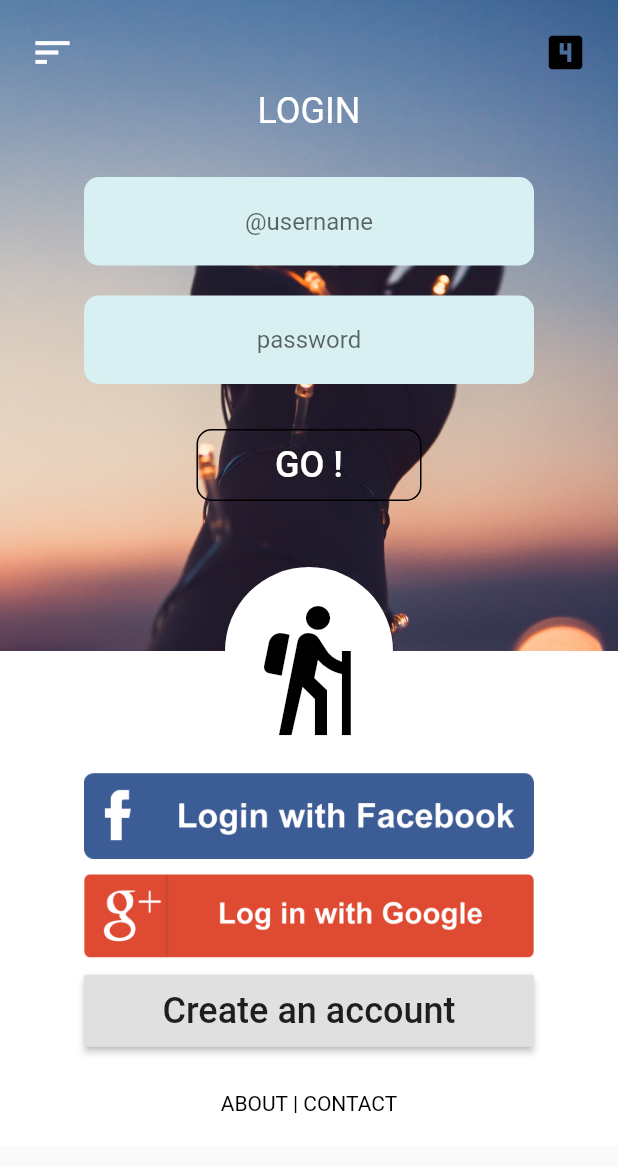
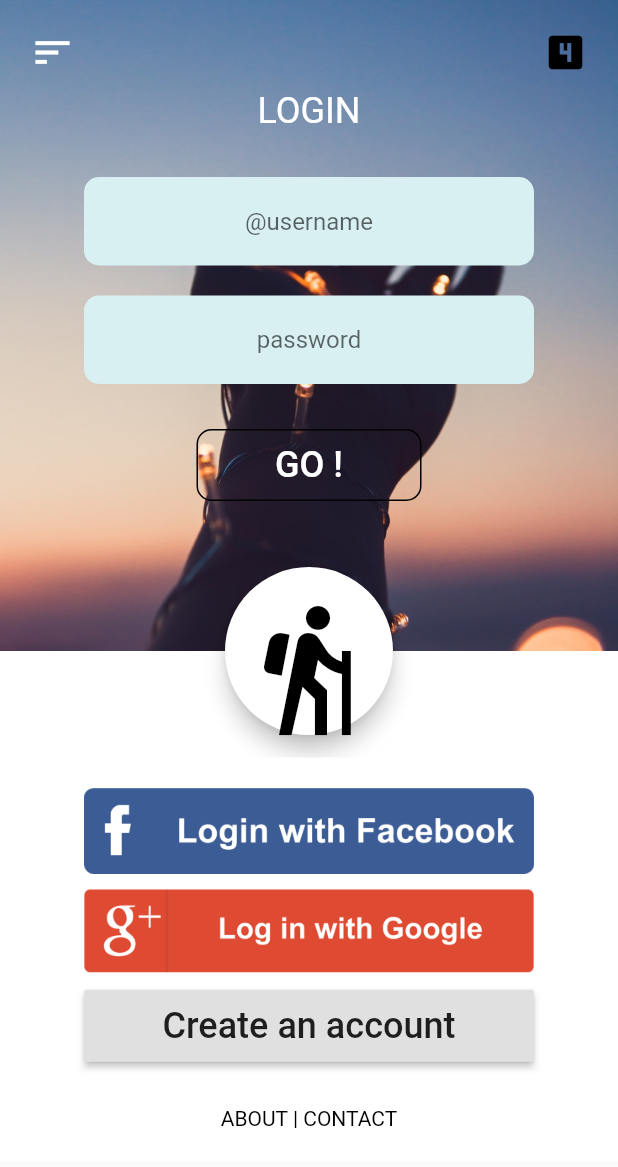
Before and after one commit to h1tendra/fluttter_login_ui, a Flutter app: the screen it shows after launch, on a phone screen of 412 x 824 dp. Shown: the top 1167 px of the screen. Run offline on Flutter 3.47's test engine with Material 2 defaults, Android fonts, the phone set to English and light mode, and no system bars.

Commit message:
add shadow effect in floating button

```diff
--- a/lib/login/loginv2.dart
+++ b/lib/login/loginv2.dart
@@ -29,7 +29,7 @@ class LoginPage extends StatelessWidget {
           ),
           Container(
             color: Colors.white,
-            padding: EdgeInsets.only(bottom: 5),
+            padding: EdgeInsets.only(bottom: 15),
             child: Transform.scale(
               alignment: Alignment(0, 1),
               scale: 2,
@@ -91,8 +91,6 @@ class LoginPage extends StatelessWidget {
       },
       backgroundColor: Colors.white,
       foregroundColor: Colors.black,
-      elevation: 0,
-      highlightElevation: 0,
       child: Container(
         margin: EdgeInsets.only(top: 10),
         child: Icon(
```
